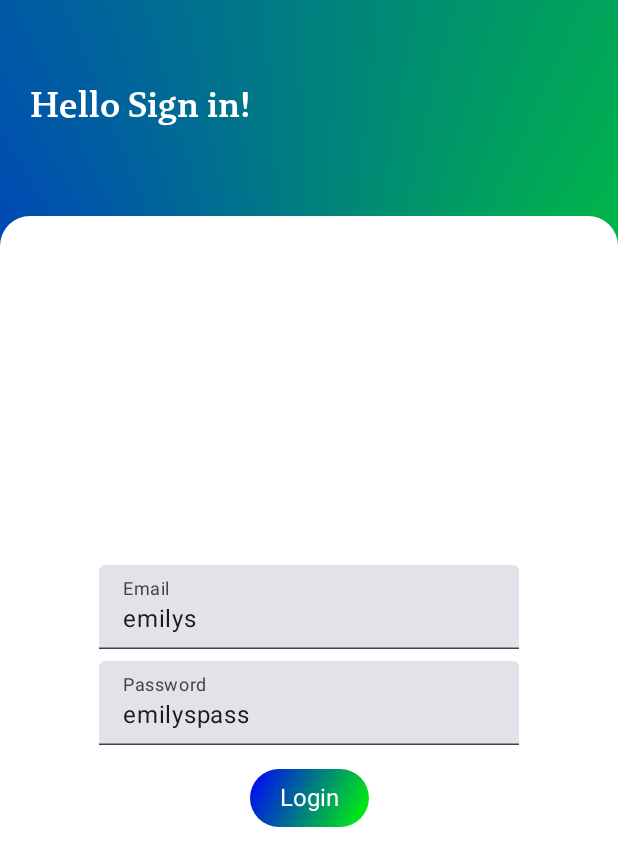
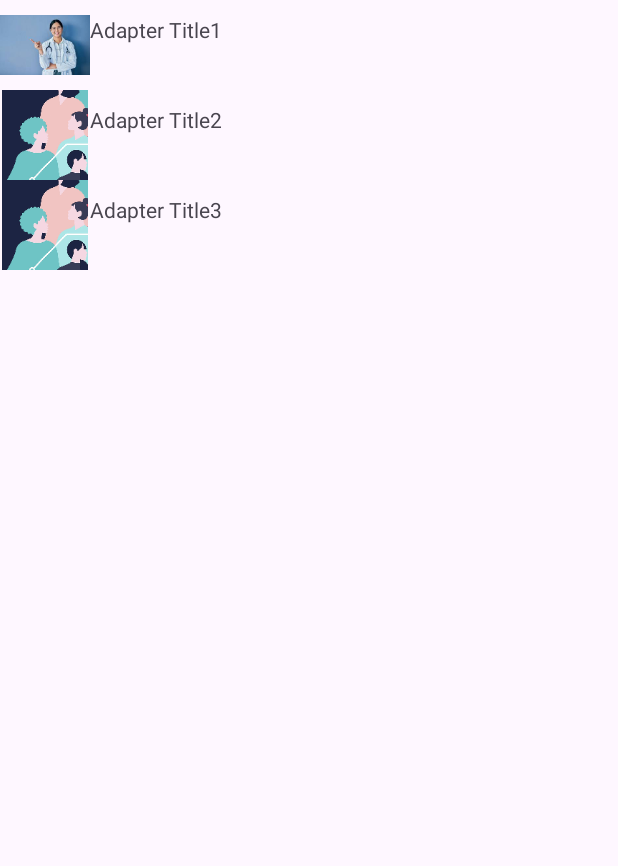
Before and after one commit to MeenuVijayakumar/Food-Factory, an Android app built with Jetpack Compose: the screen it shows after launch (MainActivity before the commit, MovieListActivity after it), on a phone screen of 412 x 824 dp. Shown: the top 866 px of the screen. Run offline under Robolectric (Android 15) with nearby library versions, the phone set to English and light mode, and no system bars; our stand-ins replace Dagger/Hilt's generated code; pictures from the network do not load.

Commit message:
movie list using hilt

```diff
--- a/app/build.gradle.kts
+++ b/app/build.gradle.kts
@@ -67,6 +67,7 @@ dependencies {
     implementation(libs.androidx.navigation.ui.ktx)
     implementation(libs.androidx.runner)
     implementation(libs.androidx.junit.ktx)
+    implementation(libs.androidx.activity)
 
     testImplementation(libs.junit)
     androidTestImplementation(libs.androidx.junit)
--- /dev/null
+++ b/app/src/main/java/com/applab/foodfactory/listusinghilt/adapter/MovieListAdapter.kt
@@ -0,0 +1,56 @@
+package com.applab.foodfactory.listusinghilt.adapter
+
+import android.view.LayoutInflater
+import android.view.ViewGroup
+import androidx.recyclerview.widget.RecyclerView
+import com.applab.foodfactory.R
+import com.applab.foodfactory.databinding.ItemMovieItemBinding
+import com.bumptech.glide.RequestManager
+import javax.inject.Inject
+
+class MovieListAdapter @Inject constructor(
+    private val glide: RequestManager
+) : RecyclerView.Adapter<MovieListAdapter.MovieHolder>() {
+
+    val list = movieList
+
+    override fun onCreateViewHolder(parent: ViewGroup, viewType: Int): MovieHolder {
+        return MovieHolder(
+            ItemMovieItemBinding.inflate(
+                LayoutInflater.from(parent.context),
+                parent,
+                false
+            )
+        )
+    }
+
+    override fun getItemCount(): Int {
+        return list.size
+    }
+
+    override fun onBindViewHolder(holder: MovieHolder, position: Int) {
+
+        holder.bind(list[position])
+    }
+
+    inner class MovieHolder(val binding: ItemMovieItemBinding) :
+        RecyclerView.ViewHolder(binding.root) {
+
+        fun bind(s: MovieItemDummy) {
+            binding.movieName.text = s.name
+            glide.load(s.image).into(binding.movieImage)
+        }
+
+    }
+}
+
+data class MovieItemDummy(
+    val name: String,
+    val image: Int
+)
+
+val movieList = listOf(
+    MovieItemDummy("Adapter Title1", R.drawable.image),
+    MovieItemDummy("Adapter Title2", R.drawable.image_home_banner),
+    MovieItemDummy("Adapter Title3", R.drawable.image_home_banner),
+)
--- /dev/null
+++ b/app/src/main/java/com/applab/foodfactory/listusinghilt/di/MovieModule.kt
@@ -0,0 +1,26 @@
+package com.applab.foodfactory.listusinghilt.di
+
+import android.content.Context
+import com.applab.foodfactory.R
+import com.bumptech.glide.Glide
+import com.bumptech.glide.request.RequestOptions
+import dagger.Module
+import dagger.Provides
+import dagger.hilt.InstallIn
+import dagger.hilt.android.qualifiers.ApplicationContext
+import dagger.hilt.components.SingletonComponent
+import javax.inject.Singleton
+
+
+@Module
+@InstallIn(SingletonComponent::class)
+object MovieModule {
+
+    @Singleton
+    @Provides
+    fun provideGlideInstance(@ApplicationContext context: Context)
+    = Glide.with(context).setDefaultRequestOptions(
+        RequestOptions().placeholder(R.drawable.ic_image).error(R.drawable.ic_image)
+    )
+
+}
--- /dev/null
+++ b/app/src/main/java/com/applab/foodfactory/listusinghilt/ui/MovieListActivity.kt
@@ -0,0 +1,30 @@
+package com.applab.foodfactory.listusinghilt.ui
+
+import android.os.Bundle
+import androidx.activity.enableEdgeToEdge
+import androidx.appcompat.app.AppCompatActivity
+import androidx.core.view.ViewCompat
+import androidx.core.view.WindowInsetsCompat
+import androidx.navigation.fragment.NavHostFragment
+import com.applab.foodfactory.R
+import com.applab.foodfactory.databinding.ActivityMovieListBinding
+import dagger.hilt.android.AndroidEntryPoint
+
+@AndroidEntryPoint
+class MovieListActivity : AppCompatActivity() {
+    private lateinit var binding:ActivityMovieListBinding
+    override fun onCreate(savedInstanceState: Bundle?) {
+        super.onCreate(savedInstanceState)
+       // enableEdgeToEdge()
+        binding = ActivityMovieListBinding.inflate(layoutInflater)
+        setContentView(binding.root)
+
+        val navHost = supportFragmentManager.findFragmentById(R.id.navMovieHostFragment) as NavHostFragment
+        val controller = navHost.navController
+        ViewCompat.setOnApplyWindowInsetsListener(findViewById(R.id.main)) { v, insets ->
+            val systemBars = insets.getInsets(WindowInsetsCompat.Type.systemBars())
+            v.setPadding(systemBars.left, systemBars.top, systemBars.right, systemBars.bottom)
+            insets
+        }
+    }
+}
--- /dev/null
+++ b/app/src/main/java/com/applab/foodfactory/listusinghilt/ui/MovieListFragment.kt
@@ -0,0 +1,72 @@
+package com.applab.foodfactory.listusinghilt.ui
+
+import android.os.Bundle
+import androidx.fragment.app.Fragment
+import android.view.LayoutInflater
+import android.view.View
+import android.view.ViewGroup
+import com.applab.foodfactory.R
+import com.applab.foodfactory.databinding.FragmentMovieListBinding
+import com.applab.foodfactory.listusinghilt.adapter.MovieListAdapter
+import dagger.hilt.android.AndroidEntryPoint
+import javax.inject.Inject
+
+@AndroidEntryPoint
+class MovieListFragment : Fragment() {
+    private lateinit var binding: FragmentMovieListBinding
+    @Inject
+    lateinit var movieAdapter : MovieListAdapter
+    /* // TODO: Rename and change types of parameters
+     private var param1: String? = null
+     private var param2: String? = null
+
+     override fun onCreate(savedInstanceState: Bundle?) {
+         super.onCreate(savedInstanceState)
+         arguments?.let {
+             param1 = it.getString(ARG_PARAM1)
+             param2 = it.getString(ARG_PARAM2)
+         }
+     }*/
+
+    override fun onCreateView(
+        inflater: LayoutInflater, container: ViewGroup?,
+        savedInstanceState: Bundle?
+    ): View {
+        binding = FragmentMovieListBinding.inflate(inflater, container, false)
+        return binding.root
+    }
+
+    override fun onViewCreated(view: View, savedInstanceState: Bundle?) {
+        super.onViewCreated(view, savedInstanceState)
+
+        setUpViews()
+    }
+
+    private fun setUpViews() {
+        binding.apply {
+            rvMovieList.adapter = movieAdapter
+        }
+
+    }
+
+    /*  companion object {
+          */
+    /**
+     * Use this factory method to create a new instance of
+     * this fragment using the provided parameters.
+     *
+     * @param param1 Parameter 1.
+     * @param param2 Parameter 2.
+     * @return A new instance of fragment MovieListFragment.
+     *//*
+        // TODO: Rename and change types and number of parameters
+        @JvmStatic
+        fun newInstance(param1: String, param2: String) =
+            MovieListFragment().apply {
+                arguments = Bundle().apply {
+                    putString(ARG_PARAM1, param1)
+                    putString(ARG_PARAM2, param2)
+                }
+            }
+    }*/
+}
--- a/app/src/main/java/com/applab/foodfactory/philip/di/AppModule.kt
+++ b/app/src/main/java/com/applab/foodfactory/philip/di/AppModule.kt
@@ -38,7 +38,7 @@ object AppModule {
         api: PixabayAPI
     ) = DefaultShoppingRepository(dao, api) as ShoppingRepository
 
-    @Singleton
+   /* @Singleton
     @Provides
     fun provideGlideInstance(
         @ApplicationContext context: Context
@@ -46,7 +46,7 @@ object AppModule {
         RequestOptions()
             .placeholder(R.drawable.ic_image)
             .error(R.drawable.ic_image)
-    )
+    )*/
 
     @Singleton
     @Provides
--- a/app/src/main/java/com/applab/foodfactory/philip/ui/AddShoppingItemFragment.kt
+++ b/app/src/main/java/com/applab/foodfactory/philip/ui/AddShoppingItemFragment.kt
@@ -72,7 +72,7 @@ class AddShoppingItemFragment : Fragment(R.layout.fragment_add_shopping_item) {
                         findNavController().popBackStack()
                     }
                     Status.ERROR -> {
-                        Toast.makeText(context, "Unknown error", Toast.LENGTH_SHORT).show()
+                        Toast.makeText(context, "Unknown error ${result.message}", Toast.LENGTH_SHORT).show()
 
                     }
                     Status.LOADING -> {
--- /dev/null
+++ b/app/src/main/res/layout/activity_movie_list.xml
@@ -0,0 +1,18 @@
+<?xml version="1.0" encoding="utf-8"?>
+<androidx.constraintlayout.widget.ConstraintLayout xmlns:android="http://schemas.android.com/apk/res/android"
+    xmlns:app="http://schemas.android.com/apk/res-auto"
+    xmlns:tools="http://schemas.android.com/tools"
+    android:id="@+id/main"
+    android:layout_width="match_parent"
+    android:layout_height="match_parent"
+    tools:context=".listusinghilt.ui.MovieListActivity">
+
+    <androidx.fragment.app.FragmentContainerView
+        android:id="@+id/navMovieHostFragment"
+        android:layout_width="match_parent"
+        android:layout_height="match_parent"
+        android:name="androidx.navigation.fragment.NavHostFragment"
+        app:defaultNavHost="true"
+        app:navGraph="@navigation/nav_movie"/>
+
+</androidx.constraintlayout.widget.ConstraintLayout>
--- /dev/null
+++ b/app/src/main/res/layout/fragment_movie_list.xml
@@ -0,0 +1,20 @@
+<?xml version="1.0" encoding="utf-8"?>
+<androidx.constraintlayout.widget.ConstraintLayout xmlns:android="http://schemas.android.com/apk/res/android"
+    xmlns:app="http://schemas.android.com/apk/res-auto"
+    xmlns:tools="http://schemas.android.com/tools"
+    android:layout_width="match_parent"
+    android:layout_height="match_parent"
+    tools:context=".listusinghilt.ui.MovieListFragment">
+
+    <androidx.recyclerview.widget.RecyclerView
+        android:id="@+id/rvMovieList"
+        android:layout_width="match_parent"
+        android:layout_height="match_parent"
+        android:orientation="vertical"
+        app:layoutManager="androidx.recyclerview.widget.LinearLayoutManager"
+        app:layout_constraintEnd_toEndOf="parent"
+        app:layout_constraintStart_toStartOf="parent"
+        app:layout_constraintTop_toTopOf="parent"
+        tools:listitem="@layout/item_movie_item" />
+
+</androidx.constraintlayout.widget.ConstraintLayout>
--- /dev/null
+++ b/app/src/main/res/layout/item_movie_item.xml
@@ -0,0 +1,26 @@
+<?xml version="1.0" encoding="utf-8"?>
+<androidx.constraintlayout.widget.ConstraintLayout xmlns:android="http://schemas.android.com/apk/res/android"
+    xmlns:app="http://schemas.android.com/apk/res-auto"
+    xmlns:tools="http://schemas.android.com/tools"
+    android:layout_width="match_parent"
+    android:layout_height="wrap_content">
+
+    <ImageView
+        android:id="@+id/movieImage"
+        android:layout_width="60dp"
+        android:layout_height="60dp"
+        app:layout_constraintStart_toStartOf="parent"
+        app:layout_constraintTop_toTopOf="parent"
+        tools:src="@android:drawable/alert_dark_frame" />
+
+    <TextView
+        android:id="@+id/movieName"
+        android:layout_width="0dp"
+        android:layout_height="wrap_content"
+        android:layout_marginTop="10dp"
+        android:text="Title"
+        app:layout_constraintEnd_toEndOf="parent"
+        app:layout_constraintStart_toEndOf="@+id/movieImage"
+        app:layout_constraintTop_toTopOf="@+id/movieImage" />
+
+</androidx.constraintlayout.widget.ConstraintLayout>
--- /dev/null
+++ b/app/src/main/res/navigation/nav_movie.xml
@@ -0,0 +1,13 @@
+<?xml version="1.0" encoding="utf-8"?>
+<navigation xmlns:android="http://schemas.android.com/apk/res/android"
+    xmlns:app="http://schemas.android.com/apk/res-auto"
+    xmlns:tools="http://schemas.android.com/tools"
+    android:id="@+id/nav_movie"
+    app:startDestination="@id/movieListFragment">
+
+    <fragment
+        android:id="@+id/movieListFragment"
+        android:name="com.applab.foodfactory.listusinghilt.ui.MovieListFragment"
+        android:label="fragment_movie_list"
+        tools:layout="@layout/fragment_movie_list" />
+</navigation>
--- a/gradle/libs.versions.toml
+++ b/gradle/libs.versions.toml
@@ -19,6 +19,7 @@ navigationUiKtx = "2.9.0"
 retrofit = "2.9.0"
 runner = "1.6.2"
 junitKtx = "1.2.1"
+activity = "1.8.0"
 
 [libraries]
 androidx-core-ktx = { group = "androidx.core", name = "core-ktx", version.ref = "coreKtx" }
@@ -48,6 +49,7 @@ androidx-navigation-ui-ktx = { group = "androidx.navigation", name = "navigation
 androidx-runner = { group = "androidx.test", name = "runner", version.ref = "runner" }
 androidx-junit-ktx = { group = "androidx.test.ext", name = "junit-ktx", version.ref = "junitKtx" }
 retrofit = { module = "com.squareup.retrofit2:retrofit", version.ref = "retrofit" }
+androidx-activity = { group = "androidx.activity", name = "activity", version.ref = "activity" }
 
 [plugins]
 android-application = { id = "com.android.application", version.ref = "agp" }
```
Also changed, not shown: app/src/main/AndroidManifest.xml (+17 -15 lines).
